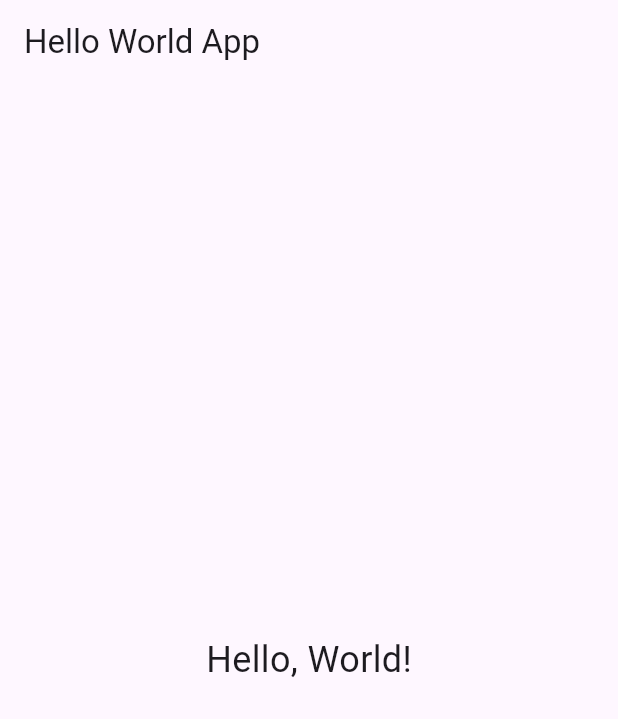
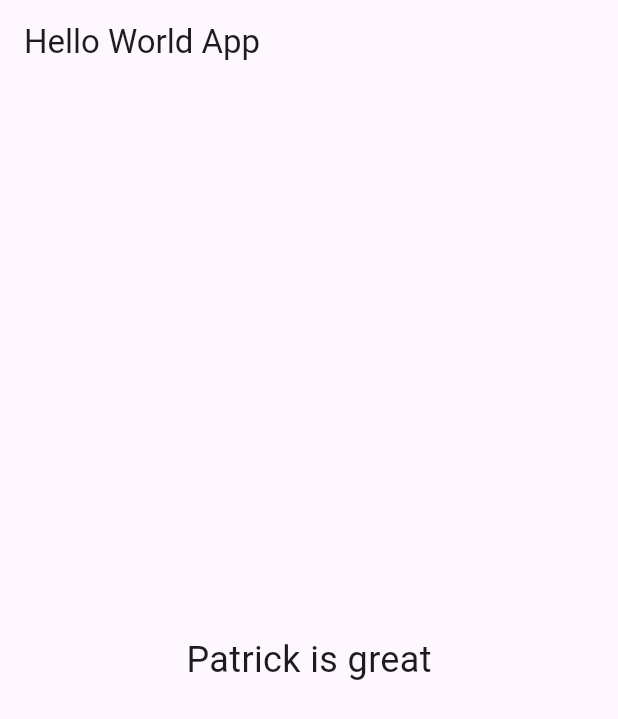
Before and after one commit to truongdothienhoang/flutter-build-demo, a Flutter app: the screen it shows after launch, on a phone screen of 412 x 824 dp. Shown: the top 719 px of the screen. Run offline on Flutter 3.47's test engine with Material 3 defaults, Android fonts, the light colour scheme and no system bars.

Commit message:
Update main.dart via API

```diff
--- a/lib/main.dart
+++ b/lib/main.dart
@@ -1,19 +1,20 @@
 import 'package:flutter/material.dart';
 
-void main() => runApp(MyApp());
+void main() {
+  runApp(MyApp());
+}
 
 class MyApp extends StatelessWidget {
   @override
   Widget build(BuildContext context) {
     return MaterialApp(
-      title: 'Hello World App',
       home: Scaffold(
         appBar: AppBar(
           title: Text('Hello World App'),
         ),
         body: Center(
           child: Text(
-            'Hello, World!',
+            'Patrick is great',
             style: TextStyle(fontSize: 24),
           ),
         ),
```
